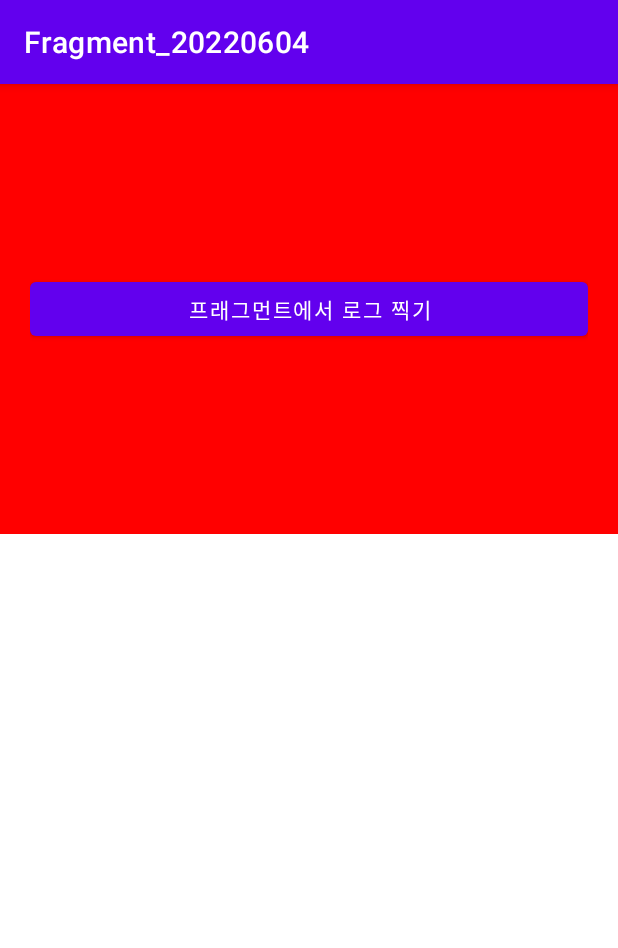
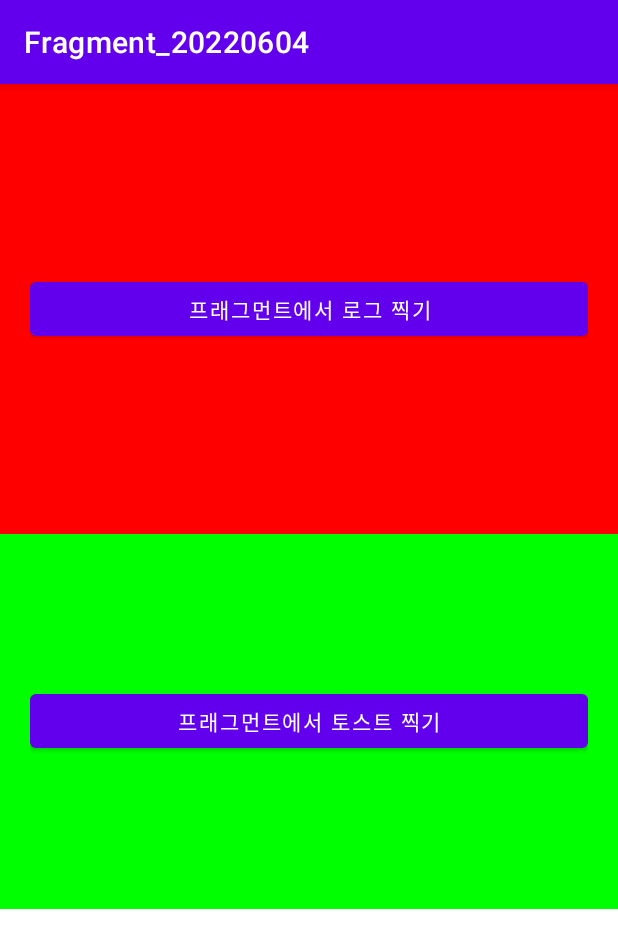
Before and after one commit to nepp-plus/Fragment_20220604, an Android app: the screen it shows after launch (MainActivity), on a phone screen of 412 x 824 dp. Shown: the top 948 px of the screen. Run offline under Robolectric (Android 15) with nearby library versions, the phone set to English and light mode, and no system bars.

Commit message:
토스트 프래그먼트 추가  - requireContext()로 화면 소환

```diff
--- /dev/null
+++ b/app/src/main/java/com/neppplus/fragment_20220604/fragments/ToastFragment.kt
@@ -0,0 +1,43 @@
+package com.neppplus.fragment_20220604.fragments
+
+import android.os.Bundle
+import android.util.Log
+import android.view.LayoutInflater
+import android.view.View
+import android.view.ViewGroup
+import android.widget.Toast
+import androidx.fragment.app.Fragment
+import com.neppplus.fragment_20220604.R
+import kotlinx.android.synthetic.main.fragment_log.*
+import kotlinx.android.synthetic.main.fragment_toast.*
+
+class ToastFragment : Fragment() {
+
+//    이 프래그먼트 클래스가, 어떤 xml을 내용물로 ? 전용 함수.
+
+    override fun onCreateView(
+        inflater: LayoutInflater,
+        container: ViewGroup?,
+        savedInstanceState: Bundle?
+    ): View? {
+
+//        fragment_toast를 이 클래스의 내용물로 설정.
+        return inflater.inflate( R.layout.fragment_toast, container, false )
+
+    }
+
+    override fun onActivityCreated(savedInstanceState: Bundle?) {
+        super.onActivityCreated(savedInstanceState)
+
+        btnToastInFragment.setOnClickListener {
+
+//            이 클래스에서의 this : 화면이 아니라 부품이다.
+//            토스트의 첫 재료 : 화면을 넣어야 함. => requireContext() 로 화면 불러내기.
+
+            Toast.makeText(requireContext(), "프래그먼트에서 토스트 띄우기", Toast.LENGTH_SHORT).show()
+
+        }
+
+    }
+
+}
--- a/app/src/main/res/layout/activity_main.xml
+++ b/app/src/main/res/layout/activity_main.xml
@@ -14,4 +14,10 @@
         android:layout_height="300dp"
         class="com.neppplus.fragment_20220604.fragments.LogFragment"/>
 
+    <fragment
+        android:tag="토스트 찍기"
+        android:layout_width="match_parent"
+        android:layout_height="250dp"
+        class="com.neppplus.fragment_20220604.fragments.ToastFragment" />
+
 </LinearLayout>
--- /dev/null
+++ b/app/src/main/res/layout/fragment_toast.xml
@@ -0,0 +1,16 @@
+<?xml version="1.0" encoding="utf-8"?>
+<LinearLayout xmlns:android="http://schemas.android.com/apk/res/android"
+    android:layout_width="match_parent"
+    android:layout_height="match_parent"
+    android:orientation="vertical"
+    android:gravity="center"
+    android:background="#00FF00"
+    android:padding="20dp">
+
+    <Button
+        android:id="@+id/btnToastInFragment"
+        android:layout_width="match_parent"
+        android:layout_height="wrap_content"
+        android:text="프래그먼트에서 토스트 찍기" />
+
+</LinearLayout>
```
